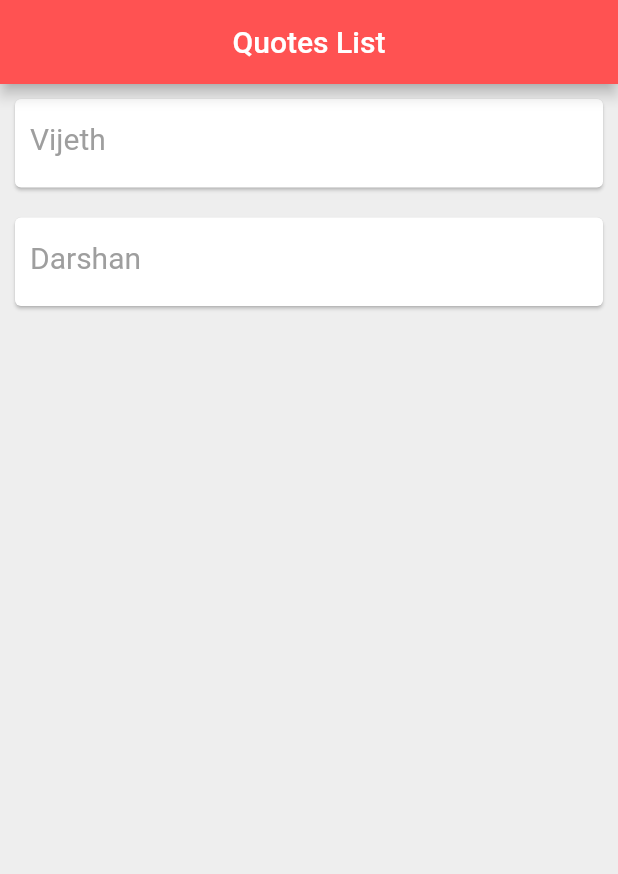
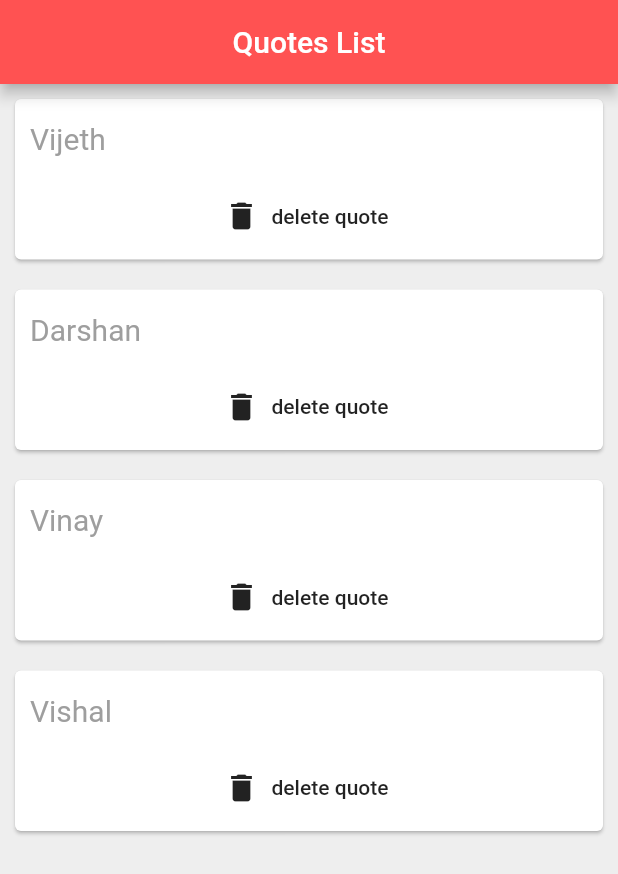
Before and after one commit to vijeth-simha/flutter-playground, a Flutter app: the screen it shows after launch, on a phone screen of 412 x 824 dp. Shown: the top 874 px of the screen. Run offline on Flutter 3.47's test engine with Material 2 defaults, Android fonts, the phone set to English and light mode, and no system bars.

Commit message:
delete card added

```diff
--- a/lib/main.dart
+++ b/lib/main.dart
@@ -14,7 +14,9 @@ class Home extends StatefulWidget {
 class _HomeState extends State<Home> {
   List<Quote> quotes = [
     Quote(author: 'Vijeth', text: 'text'),
-    Quote(author: 'Darshan', text: 'textest')
+    Quote(author: 'Darshan', text: 'textest'),
+    Quote(author: 'Vinay', text: 'textest'),
+    Quote(author: 'Vishal', text: 'textest'),
   ];
 
   @override
@@ -27,7 +29,16 @@ class _HomeState extends State<Home> {
         backgroundColor: Colors.redAccent,
       ),
       body: Column(
-        children: quotes.map((quote) => QuoteCard(quote: quote)).toList(),
+        children: quotes
+            .map((quote) => QuoteCard(
+                  quote: quote,
+                  delete: () {
+                    setState(() {
+                      quotes.remove(quote);
+                    });
+                  },
+                ))
+            .toList(),
       ),
     );
   }
--- a/lib/quotes_card.dart
+++ b/lib/quotes_card.dart
@@ -3,8 +3,9 @@ import 'quote.dart';
 
 class QuoteCard extends StatelessWidget {
   final Quote quote;
-
-  const QuoteCard({Key? key, required this.quote}) : super(key: key);
+  final Function delete;
+  const QuoteCard({Key? key, required this.quote, required this.delete})
+      : super(key: key);
 
   // const QuoteCard({required this.quote});
   @override
@@ -22,7 +23,11 @@ class QuoteCard extends StatelessWidget {
             ),
             const SizedBox(
               height: 16.0,
-            )
+            ),
+            FlatButton.icon(
+                onPressed: () => {delete()},
+                icon: const Icon(Icons.delete),
+                label: const Text("delete quote"))
           ],
         ),
       ),
```
